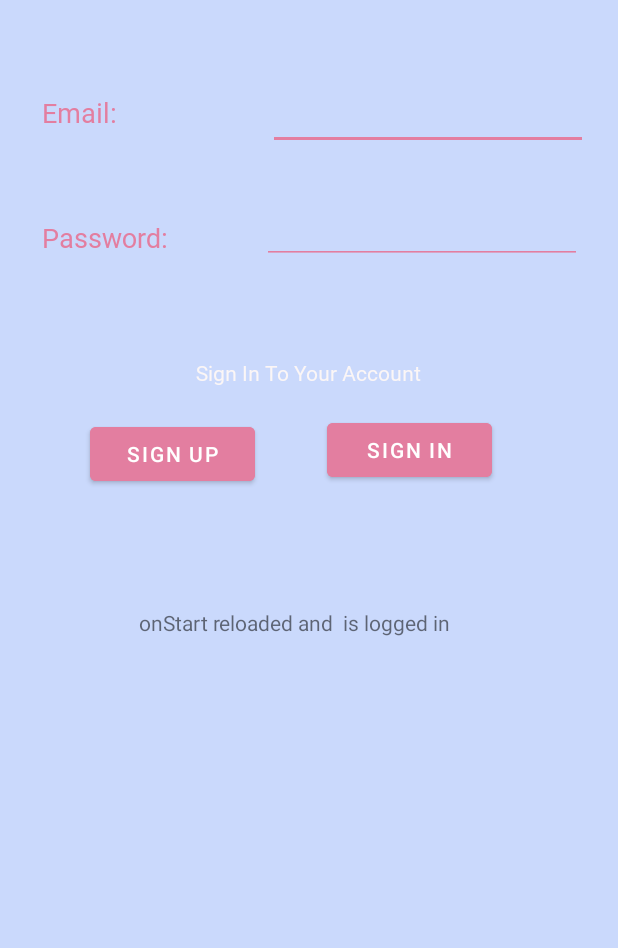
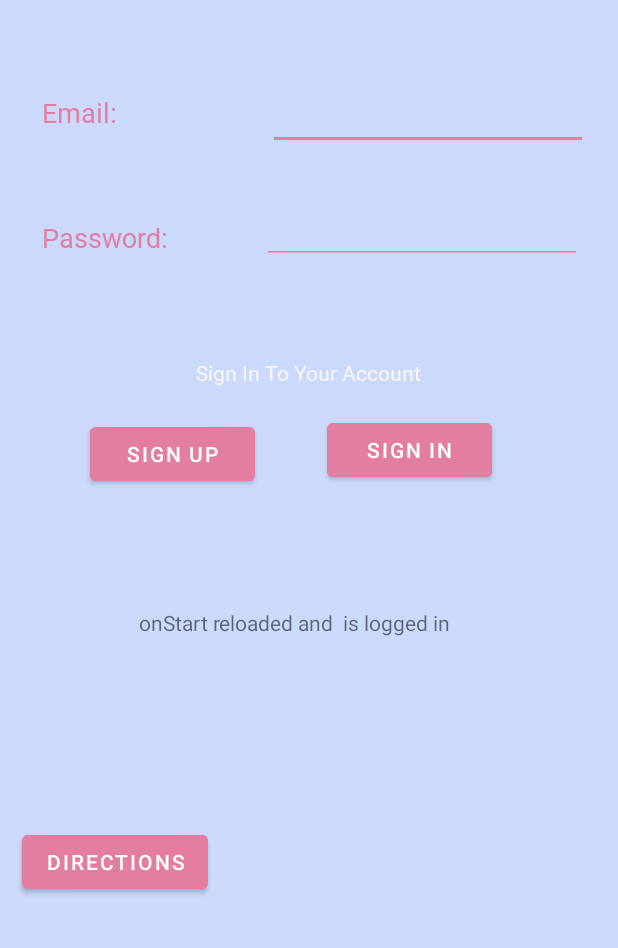
Before and after one commit to Tejureddi/MoodMeterApp, an Android app: the screen it shows after launch once a user with an empty profile is signed in (MainActivity), on a phone screen of 412 x 824 dp, the part 288-1236 px from its top. Run offline under Robolectric (Android 15) with nearby library versions, the phone set to English and light mode, and no system bars; our stand-ins replace Firebase (no records; nobody signed in at launch, a user with empty details on screens opened directly).

Commit message:
added direction button

```diff
--- a/app/src/main/AndroidManifest.xml
+++ b/app/src/main/AndroidManifest.xml
@@ -9,6 +9,9 @@
         android:roundIcon="@mipmap/ic_launcher_round"
         android:supportsRtl="true"
         android:theme="@style/Theme.MoodMeterApp">
+        <activity
+            android:name=".DirectionsPage"
+            android:exported="true" />
         <activity
             android:name=".Splash_Screen"
             android:exported="true">
@@ -29,7 +32,7 @@
             android:exported="true" />
         <activity
             android:name=".MainActivity"
-            android:exported="true"/>
+            android:exported="true" />
     </application>
 
 </manifest>
--- a/app/src/main/res/layout/activity_main.xml
+++ b/app/src/main/res/layout/activity_main.xml
@@ -133,5 +133,19 @@
         app:layout_constraintTop_toTopOf="parent"
         app:layout_constraintVertical_bias="0.723" />
 
+    <Button
+        android:id="@+id/direction"
+        android:layout_width="wrap_content"
+        android:layout_height="wrap_content"
+        android:onClick="directionsClick"
+        android:text="Directions"
+        android:backgroundTint="@color/pink"
+        app:layout_constraintBottom_toBottomOf="parent"
+        app:layout_constraintEnd_toEndOf="parent"
+        app:layout_constraintHorizontal_bias="0.05"
+        app:layout_constraintStart_toStartOf="parent"
+        app:layout_constraintTop_toTopOf="parent"
+        app:layout_constraintVertical_bias="0.954" />
+
 
 </androidx.constraintlayout.widget.ConstraintLayout>
```
Also changed, not shown: app/src/main/java/com/example/moodmeterapp/DirectionsPage.java (added, +14 -0 lines), app/src/main/java/com/example/moodmeterapp/MainActivity.java (+7 -0 lines), app/src/main/res/layout/activity_directions_page.xml (added, +53 -0 lines), app/src/main/res/layout/activity_mood_picker.xml (+12 -0 lines).
